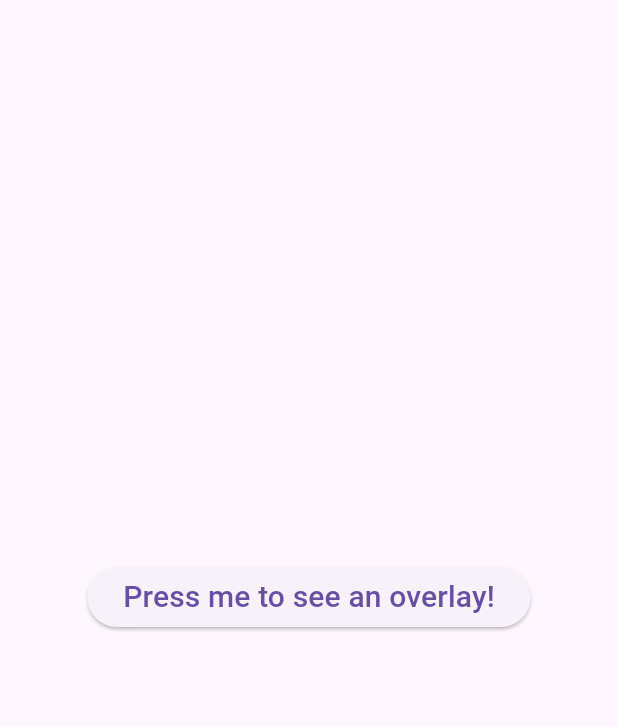
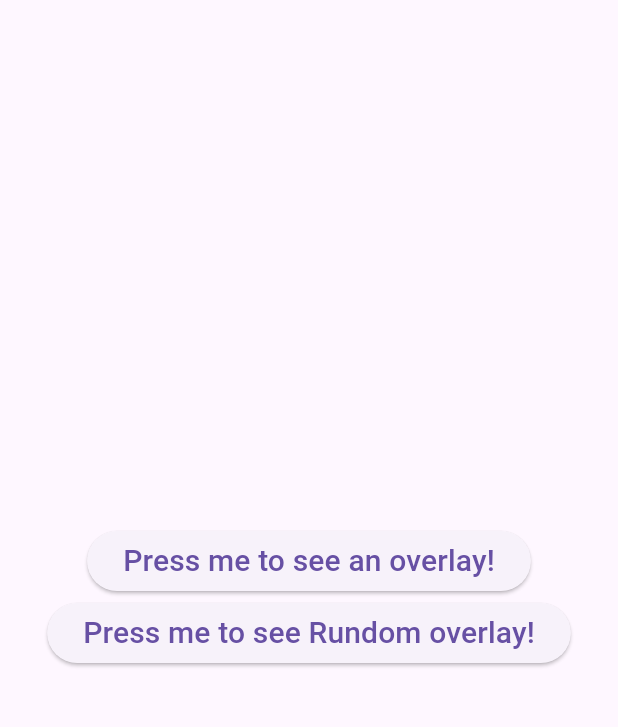
Before and after one commit to sssloba/flutter-widgets-demo, a Flutter app: the OverlayPortalDemo screen opened directly, on a phone screen of 412 x 824 dp, the part 63-790 px from its top. Run offline on Flutter 3.47's test engine with Material 3 defaults, Android fonts, the phone set to English and light mode, and no system bars.

Commit message:
random-overlays

```diff
--- a/lib/screens/overlay_portal_demo.dart
+++ b/lib/screens/overlay_portal_demo.dart
@@ -1,18 +1,33 @@
+import 'dart:async';
+import 'dart:math';
+
 import 'package:flutter/material.dart';
 import 'package:flutter_widgets_demo/widgets/app_drawer.dart';
 
 class OverlayPortalDemo extends StatelessWidget {
   const OverlayPortalDemo({Key? key}) : super(key: key);
 
+  void showRandomOverlays(OverlayPortalController controller) {
+    Timer.periodic(const Duration(seconds: 1), (timer) {
+      timer.tick <= 12 ? controller.toggle() : timer.cancel();
+    });
+  }
+
   @override
   Widget build(BuildContext context) {
     final OverlayPortalController _overlayPortalController =
         OverlayPortalController();
+    final OverlayPortalController _overlayPortalRandomController =
+        OverlayPortalController();
+
     return Scaffold(
       drawer: const AppDrawer(),
       appBar: AppBar(title: const Text('Overlay Portal Demo')),
       body: Center(
-        child: ElevatedButton(
+        child: Column(
+          mainAxisSize: MainAxisSize.min,
+          children: [
+            ElevatedButton(
               onPressed: _overlayPortalController.toggle,
               child: OverlayPortal(
                 controller: _overlayPortalController,
@@ -41,6 +56,44 @@ class OverlayPortalDemo extends StatelessWidget {
                 ),
               ),
             ),
+            ElevatedButton(
+              onPressed: () =>
+                  showRandomOverlays(_overlayPortalRandomController),
+              child: OverlayPortal(
+                controller: _overlayPortalRandomController,
+                overlayChildBuilder: (BuildContext context) {
+                  return Positioned(
+                    top: 10 + Random().nextDouble() * 300,
+                    right: 10 + Random().nextDouble() * 200,
+                    child: ColoredBox(
+                      color: Colors
+                          .primaries[Random().nextInt(Colors.primaries.length)],
+                      child: SizedBox(
+                        height: 100 + Random().nextDouble() * 200,
+                        // Random(MediaQuery.sizeOf(context).height.toInt())
+                        //     .nextDouble(),
+                        width: 100 + Random().nextDouble() * 100,
+                        // Random(MediaQuery.sizeOf(context).width.toInt())
+                        //     .nextDouble(),
+                        child: const Center(
+                          child: Text(
+                            'I am an Rundom Overlay!!!',
+                            style: TextStyle(fontSize: 20),
+                            textAlign: TextAlign.center,
+                          ),
+                        ),
+                      ),
+                    ),
+                  );
+                },
+                child: const Text(
+                  'Press me to see Rundom overlay!',
+                  style: TextStyle(fontSize: 20),
+                ),
+              ),
+            ),
+          ],
+        ),
       ),
     );
   }
```
Lines whose indentation alone changed are shown as unchanged.
